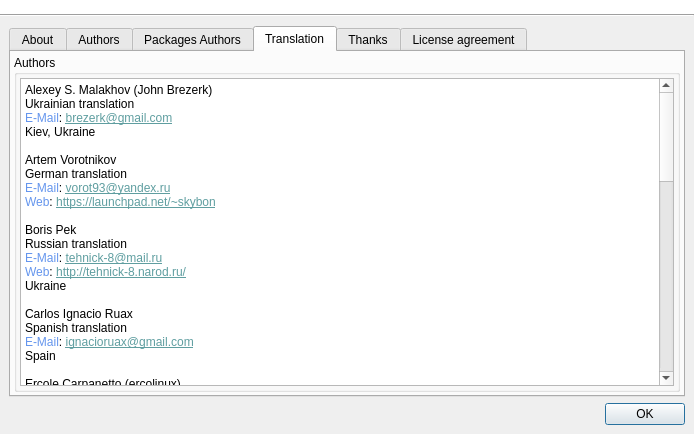
Before: the Qt Designer form src/q4wine-gui/uis/About.ui in brezerk/q4wine, drawn with Qt 5.
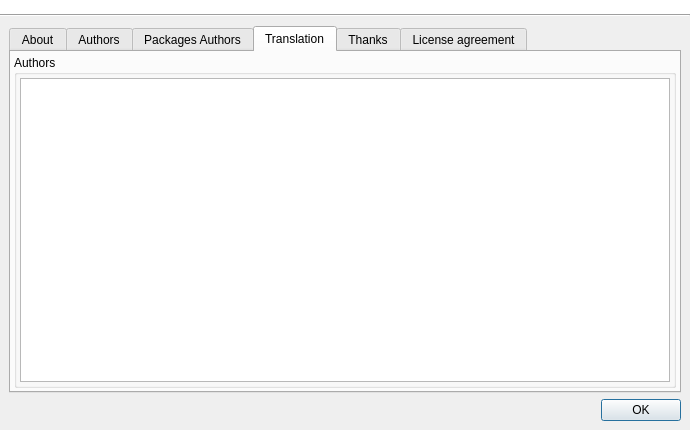
After: the same form once the commit is applied. The open tabs and pages were chosen to show the change. Icons and pictures are not drawn.

Patch:
```diff
--- a/src/q4wine-gui/uis/About.ui
+++ b/src/q4wine-gui/uis/About.ui
@@ -6,8 +6,8 @@
    <rect>
     <x>0</x>
     <y>0</y>
-    <width>694</width>
-    <height>434</height>
+    <width>690</width>
+    <height>430</height>
    </rect>
   </property>
   <property name="minimumSize">
@@ -501,75 +501,8 @@
                 <string notr="true">&lt;!DOCTYPE HTML PUBLIC &quot;-//W3C//DTD HTML 4.0//EN&quot; &quot;http://www.w3.org/TR/REC-html40/strict.dtd&quot;&gt;
 &lt;html&gt;&lt;head&gt;&lt;meta name=&quot;qrichtext&quot; content=&quot;1&quot; /&gt;&lt;style type=&quot;text/css&quot;&gt;
 p, li { white-space: pre-wrap; }
-&lt;/style&gt;&lt;/head&gt;&lt;body &gt;
-&lt;p style=&quot; margin-top:0px; margin-bottom:0px; margin-left:0px; margin-right:0px; -qt-block-indent:0; text-indent:0px;&quot;&gt;Alexey S. Malakhov (John Brezerk)&lt;/p&gt;
-&lt;p style=&quot; margin-top:0px; margin-bottom:0px; margin-left:0px; margin-right:0px; -qt-block-indent:0; text-indent:0px;&quot;&gt;Ukrainian translation&lt;/p&gt;
-&lt;p style=&quot; margin-top:0px; margin-bottom:0px; margin-left:0px; margin-right:0px; -qt-block-indent:0; text-indent:0px;&quot;&gt;&lt;span style=&quot; color:#6495ed;&quot;&gt;E-Mail&lt;/span&gt;: &lt;span style=&quot; text-decoration: underline; color:#5f9ea0;&quot;&gt;brezerk@gmail.com&lt;/span&gt;&lt;/p&gt;
-&lt;p style=&quot; margin-top:0px; margin-bottom:0px; margin-left:0px; margin-right:0px; -qt-block-indent:0; text-indent:0px;&quot;&gt;Kiev, Ukraine&lt;/p&gt;
-&lt;p style=&quot; margin-top:0px; margin-bottom:0px; margin-left:0px; margin-right:0px; -qt-block-indent:0; text-indent:0px;&quot;&gt; &lt;/p&gt;
-&lt;p style=&quot; margin-top:0px; margin-bottom:0px; margin-left:0px; margin-right:0px; -qt-block-indent:0; text-indent:0px;&quot;&gt;Artem Vorotnikov&lt;/p&gt;
-&lt;p style=&quot; margin-top:0px; margin-bottom:0px; margin-left:0px; margin-right:0px; -qt-block-indent:0; text-indent:0px;&quot;&gt;German translation&lt;/p&gt;
-&lt;p style=&quot; margin-top:0px; margin-bottom:0px; margin-left:0px; margin-right:0px; -qt-block-indent:0; text-indent:0px;&quot;&gt;&lt;span style=&quot; color:#6495ed;&quot;&gt;E-Mail&lt;/span&gt;: &lt;span style=&quot; text-decoration: underline; color:#5f9ea0;&quot;&gt;vorot93@yandex.ru&lt;/span&gt;&lt;/p&gt;
-&lt;p style=&quot; margin-top:0px; margin-bottom:0px; margin-left:0px; margin-right:0px; -qt-block-indent:0; text-indent:0px;&quot;&gt;&lt;span style=&quot; color:#6495ed;&quot;&gt;Web&lt;/span&gt;: &lt;span style=&quot; text-decoration: underline; color:#5f9ea0;&quot;&gt;https://launchpad.net/~skybon&lt;/span&gt;&lt;/p&gt;
-&lt;p style=&quot; margin-top:0px; margin-bottom:0px; margin-left:0px; margin-right:0px; -qt-block-indent:0; text-indent:0px;&quot;&gt; &lt;/p&gt;
-&lt;p style=&quot; margin-top:0px; margin-bottom:0px; margin-left:0px; margin-right:0px; -qt-block-indent:0; text-indent:0px;&quot;&gt;Boris Pek&lt;/p&gt;
-&lt;p style=&quot; margin-top:0px; margin-bottom:0px; margin-left:0px; margin-right:0px; -qt-block-indent:0; text-indent:0px;&quot;&gt;Russian translation&lt;/p&gt;
-&lt;p style=&quot; margin-top:0px; margin-bottom:0px; margin-left:0px; margin-right:0px; -qt-block-indent:0; text-indent:0px;&quot;&gt;&lt;span style=&quot; color:#6495ed;&quot;&gt;E-Mail&lt;/span&gt;: &lt;span style=&quot; text-decoration: underline; color:#5f9ea0;&quot;&gt;tehnick-8@mail.ru&lt;/span&gt;&lt;/p&gt;
-&lt;p style=&quot; margin-top:0px; margin-bottom:0px; margin-left:0px; margin-right:0px; -qt-block-indent:0; text-indent:0px;&quot;&gt;&lt;span style=&quot; color:#6495ed;&quot;&gt;Web&lt;/span&gt;: &lt;span style=&quot; text-decoration: underline; color:#5f9ea0;&quot;&gt;http://tehnick-8.narod.ru/&lt;/span&gt;&lt;/p&gt;
-&lt;p style=&quot; margin-top:0px; margin-bottom:0px; margin-left:0px; margin-right:0px; -qt-block-indent:0; text-indent:0px;&quot;&gt;Ukraine&lt;/p&gt;
-&lt;p style=&quot; margin-top:0px; margin-bottom:0px; margin-left:0px; margin-right:0px; -qt-block-indent:0; text-indent:0px;&quot;&gt; &lt;/p&gt;
-&lt;p style=&quot; margin-top:0px; margin-bottom:0px; margin-left:0px; margin-right:0px; -qt-block-indent:0; text-indent:0px;&quot;&gt;Carlos Ignacio Ruax&lt;/p&gt;
-&lt;p style=&quot; margin-top:0px; margin-bottom:0px; margin-left:0px; margin-right:0px; -qt-block-indent:0; text-indent:0px;&quot;&gt;Spanish translation&lt;/p&gt;
-&lt;p style=&quot; margin-top:0px; margin-bottom:0px; margin-left:0px; margin-right:0px; -qt-block-indent:0; text-indent:0px;&quot;&gt;&lt;span style=&quot; color:#6495ed;&quot;&gt;E-Mail&lt;/span&gt;: &lt;span style=&quot; text-decoration: underline; color:#5f9ea0;&quot;&gt;ignacioruax@gmail.com&lt;/span&gt;&lt;/p&gt;
-&lt;p style=&quot; margin-top:0px; margin-bottom:0px; margin-left:0px; margin-right:0px; -qt-block-indent:0; text-indent:0px;&quot;&gt;Spain&lt;/p&gt;
-&lt;p style=&quot; margin-top:0px; margin-bottom:0px; margin-left:0px; margin-right:0px; -qt-block-indent:0; text-indent:0px;&quot;&gt; &lt;/p&gt;
-&lt;p style=&quot; margin-top:0px; margin-bottom:0px; margin-left:0px; margin-right:0px; -qt-block-indent:0; text-indent:0px;&quot;&gt;Ercole Carpanetto (ercolinux)&lt;/p&gt;
-&lt;p style=&quot; margin-top:0px; margin-bottom:0px; margin-left:0px; margin-right:0px; -qt-block-indent:0; text-indent:0px;&quot;&gt;Italian translation&lt;/p&gt;
-&lt;p style=&quot; margin-top:0px; margin-bottom:0px; margin-left:0px; margin-right:0px; -qt-block-indent:0; text-indent:0px;&quot;&gt;&lt;span style=&quot; color:#6495ed;&quot;&gt;E-Mail&lt;/span&gt;: &lt;span style=&quot; text-decoration: underline; color:#5f9ea0;&quot;&gt;ercole69@gmail.com&lt;/span&gt;&lt;/p&gt;
-&lt;p style=&quot; margin-top:0px; margin-bottom:0px; margin-left:0px; margin-right:0px; -qt-block-indent:0; text-indent:0px;&quot;&gt;Italy&lt;/p&gt;
-&lt;p style=&quot; margin-top:0px; margin-bottom:0px; margin-left:0px; margin-right:0px; -qt-block-indent:0; text-indent:0px;&quot;&gt; &lt;/p&gt;
-&lt;p style=&quot; margin-top:0px; margin-bottom:0px; margin-left:0px; margin-right:0px; -qt-block-indent:0; text-indent:0px;&quot;&gt;Franciszek Janowski (nobange)&lt;/p&gt;
-&lt;p style=&quot; margin-top:0px; margin-bottom:0px; margin-left:0px; margin-right:0px; -qt-block-indent:0; text-indent:0px;&quot;&gt;Polish translation&lt;/p&gt;
-&lt;p style=&quot; margin-top:0px; margin-bottom:0px; margin-left:0px; margin-right:0px; -qt-block-indent:0; text-indent:0px;&quot;&gt;&lt;span style=&quot; color:#6495ed;&quot;&gt;E-Mail&lt;/span&gt;: &lt;span style=&quot; text-decoration: underline; color:#5f9ea0;&quot;&gt;nobange@poczta.onet.pl&lt;/span&gt;&lt;/p&gt;
-&lt;p style=&quot; margin-top:0px; margin-bottom:0px; margin-left:0px; margin-right:0px; -qt-block-indent:0; text-indent:0px;&quot;&gt;GorzÃ³w Wlkp., Poland&lt;/p&gt;
-&lt;p style=&quot; margin-top:0px; margin-bottom:0px; margin-left:0px; margin-right:0px; -qt-block-indent:0; text-indent:0px;&quot;&gt; &lt;/p&gt;
-&lt;p style=&quot; margin-top:0px; margin-bottom:0px; margin-left:0px; margin-right:0px; -qt-block-indent:0; text-indent:0px;&quot;&gt;Márcio Moraes&lt;/p&gt;
-&lt;p style=&quot; margin-top:0px; margin-bottom:0px; margin-left:0px; margin-right:0px; -qt-block-indent:0; text-indent:0px;&quot;&gt;Portuguese (Brazil) translation&lt;/p&gt;
-&lt;p style=&quot; margin-top:0px; margin-bottom:0px; margin-left:0px; margin-right:0px; -qt-block-indent:0; text-indent:0px;&quot;&gt;&lt;span style=&quot; color:#6495ed;&quot;&gt;E-Mail&lt;/span&gt;: &lt;span style=&quot; text-decoration: underline; color:#5f9ea0;&quot;&gt;marciopanto@gmail.com&lt;/span&gt;&lt;/p&gt;
-&lt;p style=&quot; margin-top:0px; margin-bottom:0px; margin-left:0px; margin-right:0px; -qt-block-indent:0; text-indent:0px;&quot;&gt;Italy&lt;/p&gt;
-&lt;p style=&quot; margin-top:0px; margin-bottom:0px; margin-left:0px; margin-right:0px; -qt-block-indent:0; text-indent:0px;&quot;&gt; &lt;/p&gt;
-&lt;p style=&quot; margin-top:0px; margin-bottom:0px; margin-left:0px; margin-right:0px; -qt-block-indent:0; text-indent:0px;&quot;&gt;Yaron Shahrabani&lt;/p&gt;
-&lt;p style=&quot; margin-top:0px; margin-bottom:0px; margin-left:0px; margin-right:0px; -qt-block-indent:0; text-indent:0px;&quot;&gt;Hebrew translation&lt;/p&gt;
-&lt;p style=&quot; margin-top:0px; margin-bottom:0px; margin-left:0px; margin-right:0px; -qt-block-indent:0; text-indent:0px;&quot;&gt;&lt;span style=&quot; color:#6495ed;&quot;&gt;E-Mail&lt;/span&gt;: &lt;span style=&quot; text-decoration: underline; color:#5f9ea0;&quot;&gt;sh.yaron@gmail.com&lt;/span&gt;&lt;/p&gt;
-&lt;p style=&quot; margin-top:0px; margin-bottom:0px; margin-left:0px; margin-right:0px; -qt-block-indent:0; text-indent:0px;&quot;&gt;&lt;span style=&quot; color:#6495ed;&quot;&gt;Web&lt;/span&gt;: &lt;span style=&quot; text-decoration: underline; color:#5f9ea0;&quot;&gt;https://launchpad.net/~sh-yaron&lt;/span&gt;&lt;/p&gt;
-&lt;p style=&quot; margin-top:0px; margin-bottom:0px; margin-left:0px; margin-right:0px; -qt-block-indent:0; text-indent:0px;&quot;&gt;Misgav, Israel&lt;/p&gt;
-&lt;p style=&quot; margin-top:0px; margin-bottom:0px; margin-left:0px; margin-right:0px; -qt-block-indent:0; text-indent:0px;&quot;&gt; &lt;/p&gt;
-&lt;p style=&quot; margin-top:0px; margin-bottom:0px; margin-left:0px; margin-right:0px; -qt-block-indent:0; text-indent:0px;&quot;&gt;Pavel Fric&lt;/p&gt;
-&lt;p style=&quot; margin-top:0px; margin-bottom:0px; margin-left:0px; margin-right:0px; -qt-block-indent:0; text-indent:0px;&quot;&gt;Czech translation&lt;/p&gt;
-&lt;p style=&quot; margin-top:0px; margin-bottom:0px; margin-left:0px; margin-right:0px; -qt-block-indent:0; text-indent:0px;&quot;&gt;&lt;span style=&quot; color:#6495ed;&quot;&gt;Web&lt;/span&gt;: &lt;span style=&quot; text-decoration: underline; color:#5f9ea0;&quot;&gt;http://fripohled.blogspot.com/&lt;/span&gt;&lt;/p&gt;
-&lt;p style=&quot; margin-top:0px; margin-bottom:0px; margin-left:0px; margin-right:0px; -qt-block-indent:0; text-indent:0px;&quot;&gt;Czech Republic&lt;/p&gt;
-&lt;p style=&quot; margin-top:0px; margin-bottom:0px; margin-left:0px; margin-right:0px; -qt-block-indent:0; text-indent:0px;&quot;&gt; &lt;/p&gt;
-&lt;p style=&quot; margin-top:0px; margin-bottom:0px; margin-left:0px; margin-right:0px; -qt-block-indent:0; text-indent:0px;&quot;&gt;Pavel Zinin (pashazz)&lt;/p&gt;
-&lt;p style=&quot; margin-top:0px; margin-bottom:0px; margin-left:0px; margin-right:0px; -qt-block-indent:0; text-indent:0px;&quot;&gt;Russian translation&lt;/p&gt;
-&lt;p style=&quot; margin-top:0px; margin-bottom:0px; margin-left:0px; margin-right:0px; -qt-block-indent:0; text-indent:0px;&quot;&gt;&lt;span style=&quot; color:#6495ed;&quot;&gt;E-Mail&lt;/span&gt;: &lt;span style=&quot; text-decoration: underline; color:#5f9ea0;&quot;&gt;pzinin@gmail.com&lt;/span&gt;&lt;/p&gt;
-&lt;p style=&quot; margin-top:0px; margin-bottom:0px; margin-left:0px; margin-right:0px; -qt-block-indent:0; text-indent:0px;&quot;&gt;Sergiev Posad, Moscow region, Russia&lt;/p&gt;
-&lt;p style=&quot; margin-top:0px; margin-bottom:0px; margin-left:0px; margin-right:0px; -qt-block-indent:0; text-indent:0px;&quot;&gt; &lt;/p&gt;
-&lt;p style=&quot; margin-top:0px; margin-bottom:0px; margin-left:0px; margin-right:0px; -qt-block-indent:0; text-indent:0px;&quot;&gt;Ron Widler&lt;/p&gt;
-&lt;p style=&quot; margin-top:0px; margin-bottom:0px; margin-left:0px; margin-right:0px; -qt-block-indent:0; text-indent:0px;&quot;&gt;German translation&lt;/p&gt;
-&lt;p style=&quot; margin-top:0px; margin-bottom:0px; margin-left:0px; margin-right:0px; -qt-block-indent:0; text-indent:0px;&quot;&gt; &lt;/p&gt;
-&lt;p style=&quot; margin-top:0px; margin-bottom:0px; margin-left:0px; margin-right:0px; -qt-block-indent:0; text-indent:0px;&quot;&gt;Rosva (رسوا)&lt;/p&gt;
-&lt;p style=&quot; margin-top:0px; margin-bottom:0px; margin-left:0px; margin-right:0px; -qt-block-indent:0; text-indent:0px;&quot;&gt;Persian Translation&lt;/p&gt;
-&lt;p style=&quot; margin-top:0px; margin-bottom:0px; margin-left:0px; margin-right:0px; -qt-block-indent:0; text-indent:0px;&quot;&gt;&lt;span style=&quot; color:#6495ed;&quot;&gt;E-Mail&lt;/span&gt;: &lt;span style=&quot; text-decoration: underline; color:#5f9ea0;&quot;&gt;mojsh2020@gmail.com&lt;/span&gt;&lt;/p&gt;
-&lt;p style=&quot; margin-top:0px; margin-bottom:0px; margin-left:0px; margin-right:0px; -qt-block-indent:0; text-indent:0px;&quot;&gt;&lt;span style=&quot; color:#6495ed;&quot;&gt;Web&lt;/span&gt;: &lt;span style=&quot; text-decoration: underline; color:#5f9ea0;&quot;&gt;http://20ss20.wordpress.com&lt;/span&gt;&lt;/p&gt;
-&lt;p style=&quot; margin-top:0px; margin-bottom:0px; margin-left:0px; margin-right:0px; -qt-block-indent:0; text-indent:0px;&quot;&gt;Talesh, Iran&lt;/p&gt;
-&lt;p style=&quot; margin-top:0px; margin-bottom:0px; margin-left:0px; margin-right:0px; -qt-block-indent:0; text-indent:0px;&quot;&gt; &lt;/p&gt;
-&lt;p style=&quot; margin-top:0px; margin-bottom:0px; margin-left:0px; margin-right:0px; -qt-block-indent:0; text-indent:0px;&quot;&gt;Frederik Schwarzer (icwiener)&lt;/p&gt;
-&lt;p style=&quot; margin-top:0px; margin-bottom:0px; margin-left:0px; margin-right:0px; -qt-block-indent:0; text-indent:0px;&quot;&gt;German translation&lt;/p&gt;
-&lt;p style=&quot; margin-top:0px; margin-bottom:0px; margin-left:0px; margin-right:0px; -qt-block-indent:0; text-indent:0px;&quot;&gt; &lt;/p&gt;
-&lt;p style=&quot; margin-top:0px; margin-bottom:0px; margin-left:0px; margin-right:0px; -qt-block-indent:0; text-indent:0px;&quot;&gt;Uriy O. Chornoivan&lt;/p&gt;
-&lt;p style=&quot; margin-top:0px; margin-bottom:0px; margin-left:0px; margin-right:0px; -qt-block-indent:0; text-indent:0px;&quot;&gt;Ukrainian translation&lt;/p&gt;
-&lt;p style=&quot; margin-top:0px; margin-bottom:0px; margin-left:0px; margin-right:0px; -qt-block-indent:0; text-indent:0px;&quot;&gt;&lt;span style=&quot; color:#6495ed;&quot;&gt;E-Mail&lt;/span&gt;: &lt;span style=&quot; text-decoration: underline; color:#5f9ea0;&quot;&gt;yurchor@ukr.net&lt;/span&gt;&lt;/p&gt;
-&lt;p style=&quot; margin-top:0px; margin-bottom:0px; margin-left:0px; margin-right:0px; -qt-block-indent:0; text-indent:0px;&quot;&gt;Kiev, Ukraine&lt;/p&gt;&lt;/body&gt;&lt;/html&gt;</string>
+&lt;/style&gt;&lt;/head&gt;&lt;body style=&quot; font-family:'Verdana'; font-size:9pt; font-weight:400; font-style:normal;&quot;&gt;
+&lt;p style=&quot;-qt-paragraph-type:empty; margin-top:0px; margin-bottom:0px; margin-left:0px; margin-right:0px; -qt-block-indent:0; text-indent:0px;&quot;&gt;&lt;br /&gt;&lt;/p&gt;&lt;/body&gt;&lt;/html&gt;</string>
                </property>
                <property name="textInteractionFlags">
                 <set>Qt::LinksAccessibleByMouse|Qt::TextSelectableByMouse</set>
```
Left out of the diff: 242 changed lines with no effect on the pictures.
